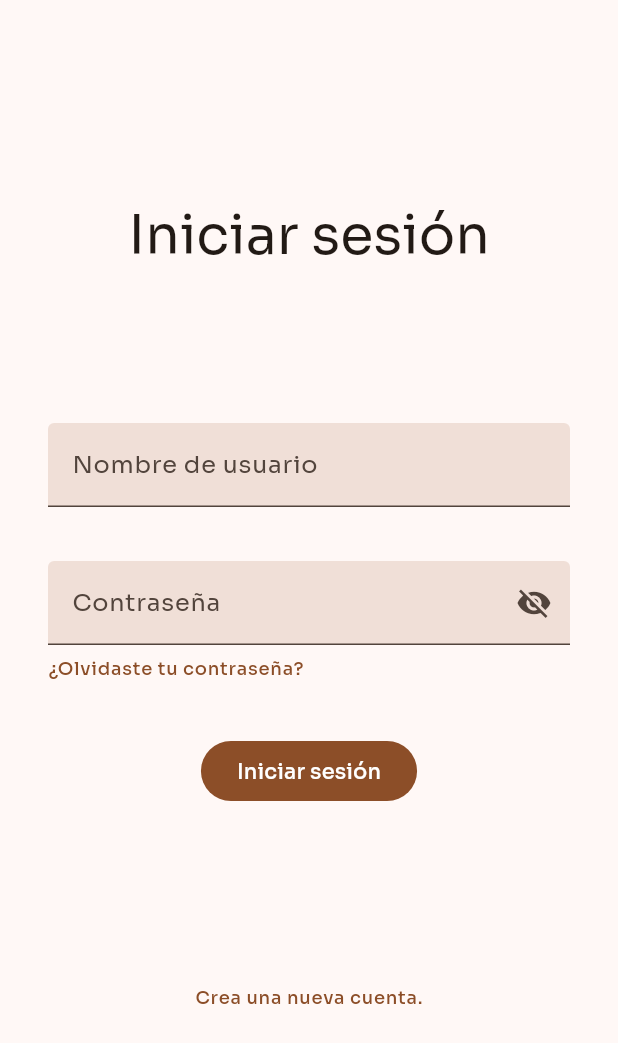
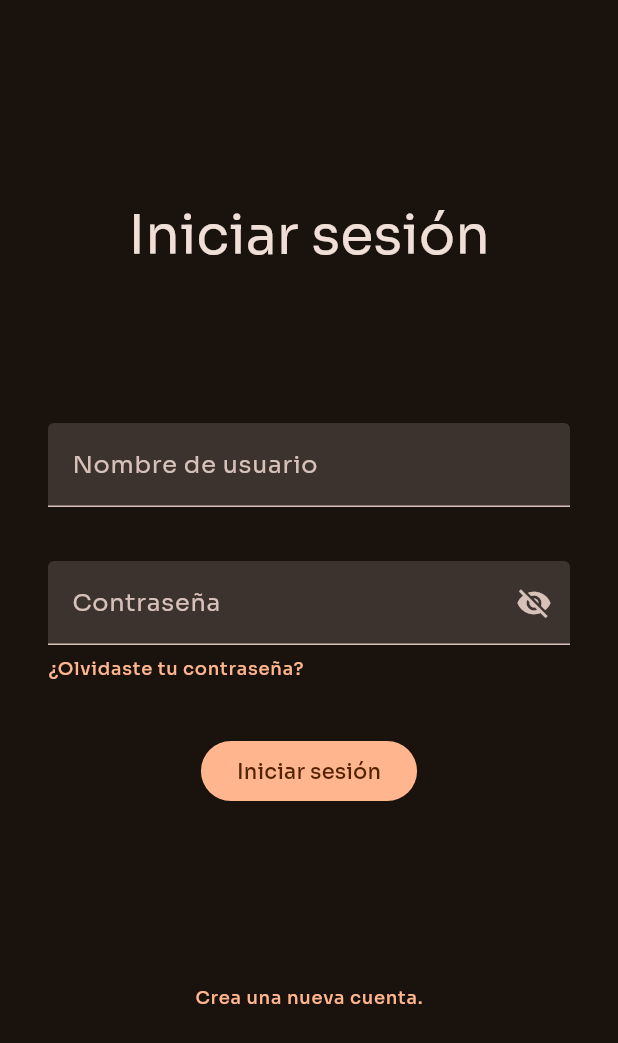
Before and after one commit to DevInvent-Grupo-1-App-Web/Collectioneer, a Flutter app: the screen it shows after launch, on a phone screen of 412 x 824 dp. Shown: the top 1043 px of the screen. Run offline on Flutter 3.47's test engine with Material 3 defaults, Android fonts, the phone set to English and light mode, and no system bars; our stand-ins replace google_fonts, image_picker.

Commit message:
fix: overflow in collectible tile and font color

```diff
--- a/lib/main.dart
+++ b/lib/main.dart
@@ -14,7 +14,8 @@ class MainApp extends StatelessWidget {
   Widget build(BuildContext context) {
     final ColorScheme colorScheme = ColorScheme.fromSeed(
       seedColor: const Color(0xFF8C4E28),
-      brightness: MediaQuery.of(context).platformBrightness,
+      // brightness: MediaQuery.of(context).platformBrightness,
+      brightness: Brightness.dark,
     );
 
     return MaterialApp(
--- a/lib/ui/screens/common/post_tile.dart
+++ b/lib/ui/screens/common/post_tile.dart
@@ -33,7 +33,7 @@ class _PostTileState extends State<PostTile>
             padding: const EdgeInsets.all(8.0),
             child:
                 Column(crossAxisAlignment: CrossAxisAlignment.start, children: [
-              Text("username", style: Theme.of(context).textTheme.labelLarge),
+              Text(widget.sourceItem.username, style: Theme.of(context).textTheme.labelLarge!.copyWith(color: Theme.of(context).colorScheme.onSurface),),
               Text(
                 widget.sourceItem.title,
                 style: Theme.of(context)
```
Also changed, not shown: lib/ui/screens/common/collectible_tile.dart (+7 -4 lines).
